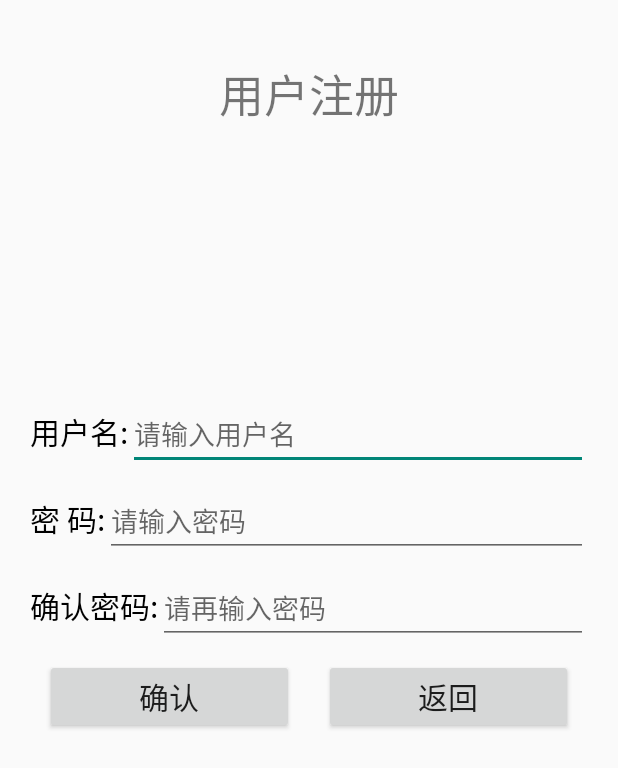
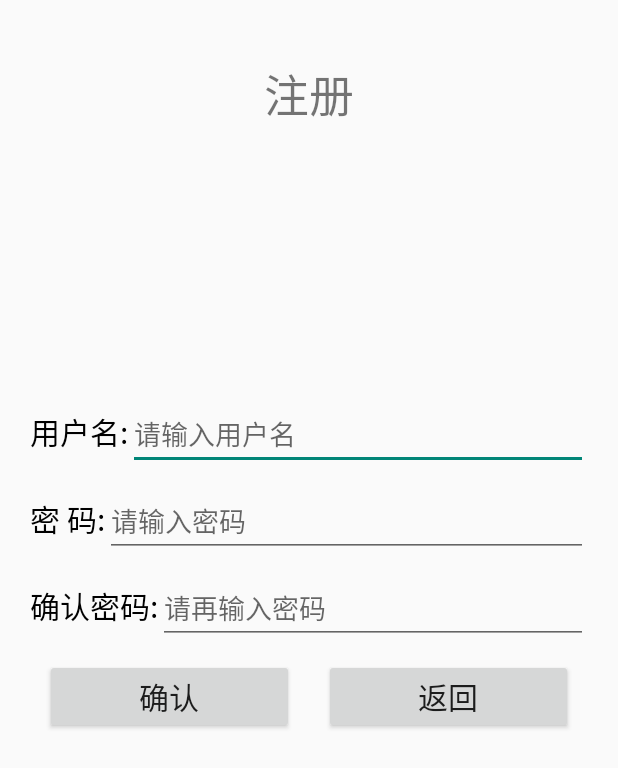
Before and after one commit to yierear/android, an Android app: the register screen opened directly, with no data from a screen before it, on a phone screen of 412 x 824 dp. Shown: the top 768 px of the screen. Run offline under Robolectric (Android 15) with nearby library versions, the phone set to English and light mode, and no system bars.

Commit message:
Update activity_main.xml

```diff
--- a/FruitandVegetableAppointmentsApplication/app/src/main/res/layout/activity_register.xml
+++ b/FruitandVegetableAppointmentsApplication/app/src/main/res/layout/activity_register.xml
@@ -11,7 +11,7 @@
     <TextView
         android:layout_width="wrap_content"
         android:layout_height="wrap_content"
-        android:text="用户注册"
+        android:text="注册"
         android:layout_gravity="center"
         android:paddingTop="40dp"
         android:textSize="30dp"/>
```
Also changed, not shown: FruitandVegetableAppointmentsApplication/app/src/main/res/layout/activity_main.xml (+9 -2 lines).
